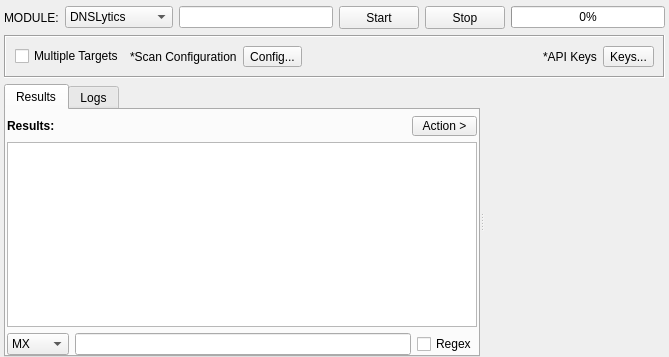
Before: the Qt Designer form sub3suite/src/enums/mx/MXEnum.ui in 3nock/OTE, drawn with Qt 5.
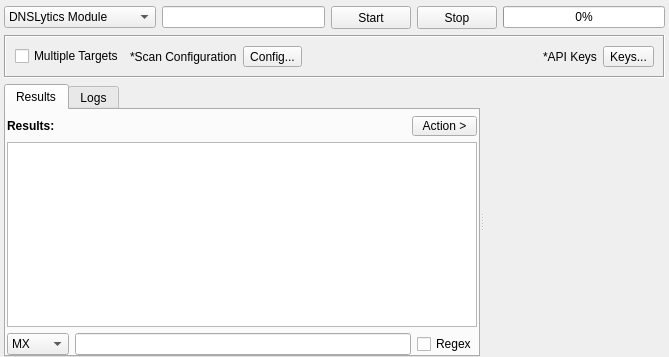
After: the same form once the commit is applied. Custom widgets are drawn as their Qt base class.

```diff
--- a/sub3suite/src/enums/mx/MXEnum.ui
+++ b/sub3suite/src/enums/mx/MXEnum.ui
@@ -28,13 +28,6 @@
    </property>
    <item>
     <layout class="QHBoxLayout" name="horizontalLayout">
-     <item>
-      <widget class="QLabel" name="labelModule">
-       <property name="text">
-        <string>MODULE:</string>
-       </property>
-      </widget>
-     </item>
      <item>
       <widget class="QComboBox" name="comboBoxEngine">
        <property name="minimumSize">
@@ -45,22 +38,22 @@
        </property>
        <item>
         <property name="text">
-         <string>DNSLytics</string>
+         <string>DNSLytics Module</string>
         </property>
        </item>
        <item>
         <property name="text">
-         <string>ViewDns</string>
+         <string>ViewDns Module</string>
         </property>
        </item>
        <item>
         <property name="text">
-         <string>WhoIsXMLAPI</string>
+         <string>WhoIsXMLAPI Module</string>
         </property>
        </item>
        <item>
         <property name="text">
-         <string>DomainTools</string>
+         <string>DomainTools Module</string>
         </property>
        </item>
       </widget>
```
